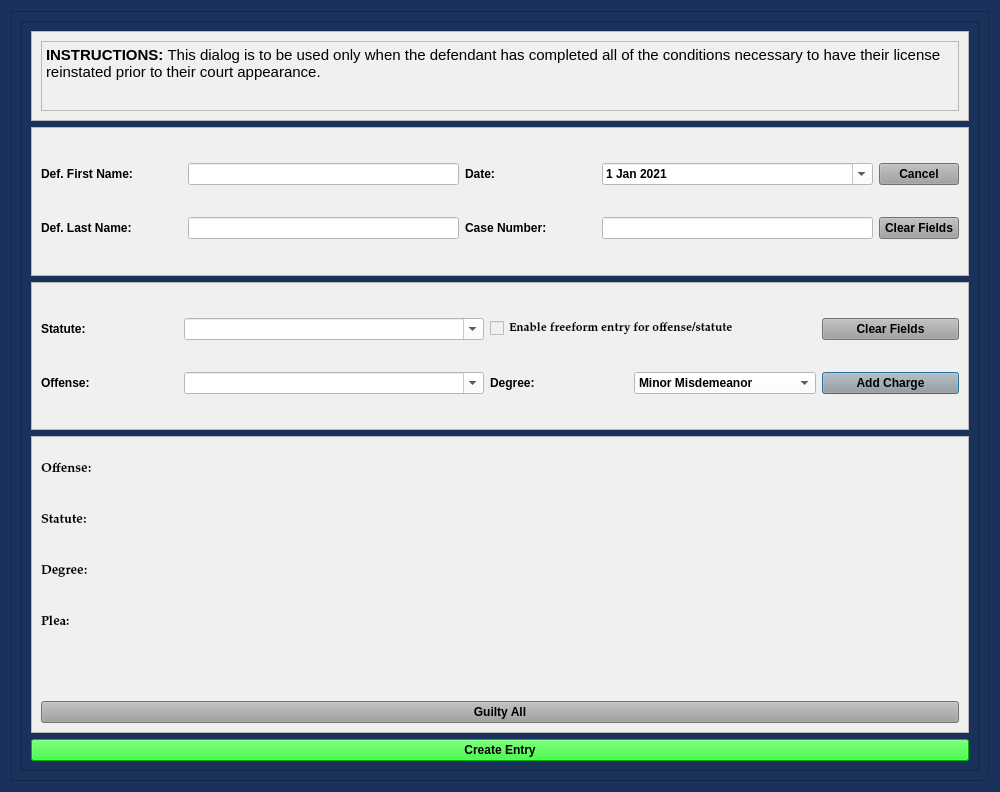
HunterProgram22/MuniEntry, file views/ui/LeapPleaShortDialog.ui: the form before one commit.
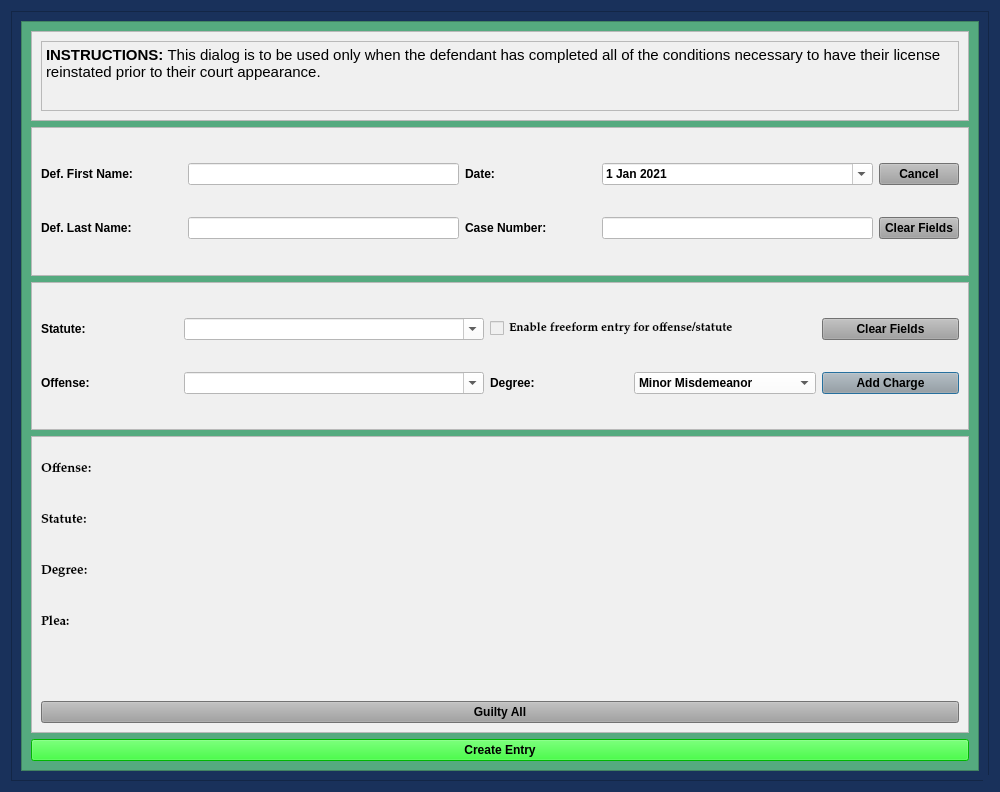
The form after the commit.

What changed in the file:
```diff
--- a/views/ui/LeapPleaShortDialog.ui
+++ b/views/ui/LeapPleaShortDialog.ui
@@ -166,6 +166,9 @@
         <property name="focusPolicy">
          <enum>Qt::NoFocus</enum>
         </property>
+        <property name="styleSheet">
+         <string notr="true">background-color: rgb(85, 170, 127);</string>
+        </property>
         <property name="widgetResizable">
          <bool>true</bool>
         </property>
```
